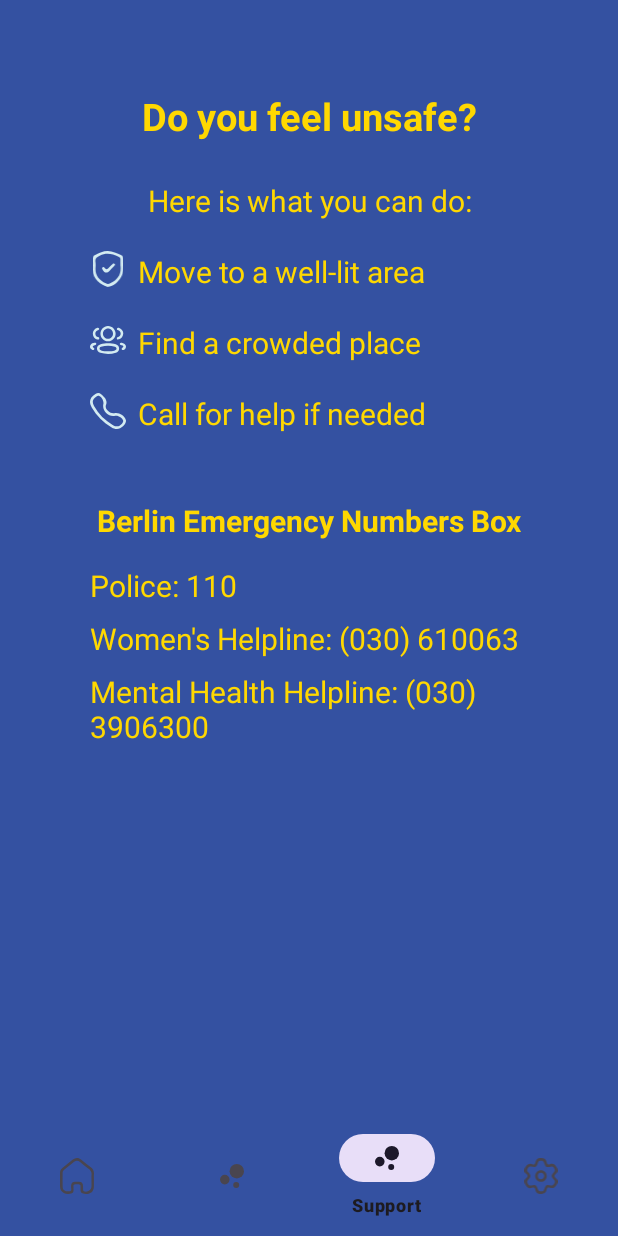
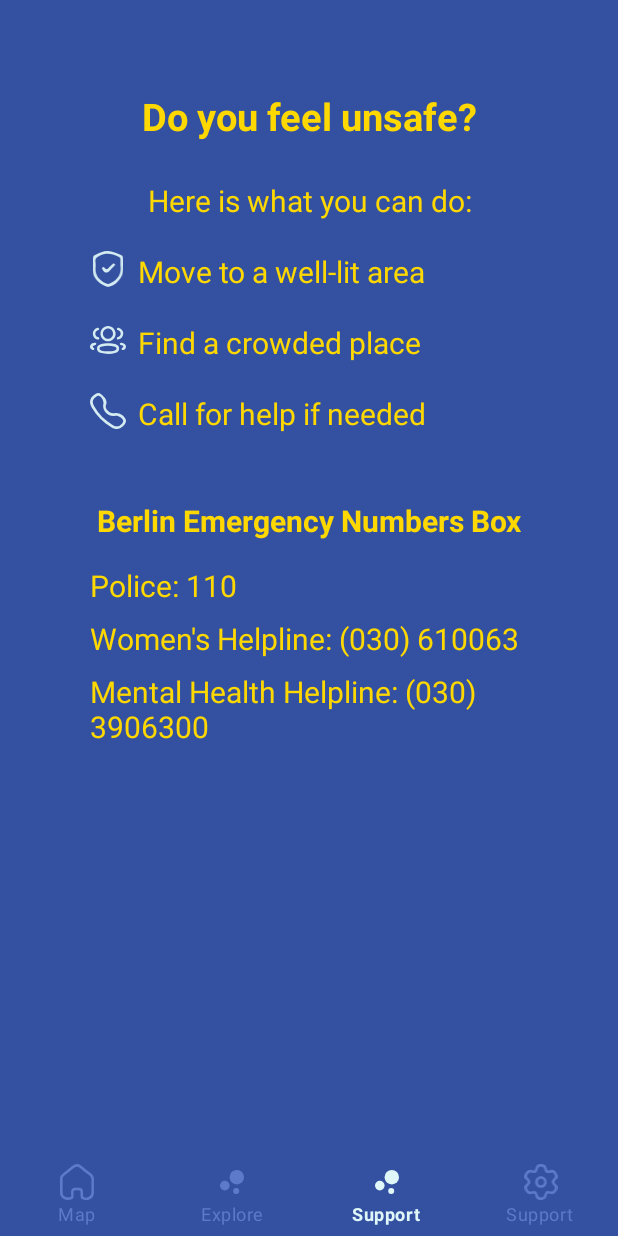
Before and after one commit to Piviwo/bright-trip, an Android app: the screen it shows after launch (MainActivity), item 3 of the bottom bar chosen, on a phone screen of 412 x 824 dp. Run offline under Robolectric (Android 15) with nearby library versions, the phone set to English and light mode, and no system bars.

Commit message:
modify main map fragment and change colors

```diff
--- /dev/null
+++ b/app/src/main/res/color/btm_nav_colors.xml
@@ -0,0 +1,4 @@
+<selector xmlns:android="http://schemas.android.com/apk/res/android">
+    <item android:color="@color/white_grey" android:state_checked="true" />
+    <item android:color="@color/light_blue" android:state_checked="false" />
+</selector>
--- a/app/src/main/res/layout/activity_main.xml
+++ b/app/src/main/res/layout/activity_main.xml
@@ -4,14 +4,19 @@
     xmlns:tools="http://schemas.android.com/tools"
     android:layout_width="match_parent"
     android:layout_height="match_parent"
+    android:background="@color/main"
     tools:context=".MainActivity">
     <com.google.android.material.bottomnavigation.BottomNavigationView
         android:id="@+id/btm_nav"
         android:layout_width="match_parent"
         android:layout_height="wrap_content"
         android:layout_alignParentBottom="true"
-        android:background="@color/main"
-        app:menu="@menu/btm_nav_items" />
+        android:background="@android:color/transparent"
+        app:labelVisibilityMode="labeled"
+        app:itemIconTint="@color/btm_nav_colors"
+        app:itemTextColor="@color/btm_nav_colors"
+        style="@style/Widget.MaterialComponents.BottomNavigationView.PrimarySurface"
+        app:menu="@menu/btm_nav_items"/>
     <RelativeLayout
         android:id="@+id/rel_layout"
         android:layout_width="match_parent"
--- a/app/src/main/res/values/colors.xml
+++ b/app/src/main/res/values/colors.xml
@@ -2,6 +2,8 @@
 <resources>
     <color name="black">#FF000000</color>
     <color name="white">#FFFFFFFF</color>
+    <color name="white_grey">#DFF7F8</color>
+    <color name="light_blue">#5D7ACA</color>
     <color name="main">#3451A1</color>
     <color name="dark_blue">#051956 </color>
     <color name="darkgrey">#222222</color>
```
Also changed, not shown: app/src/main/java/com/pia/brighttrip/MainMap.java (+48 -22 lines).
